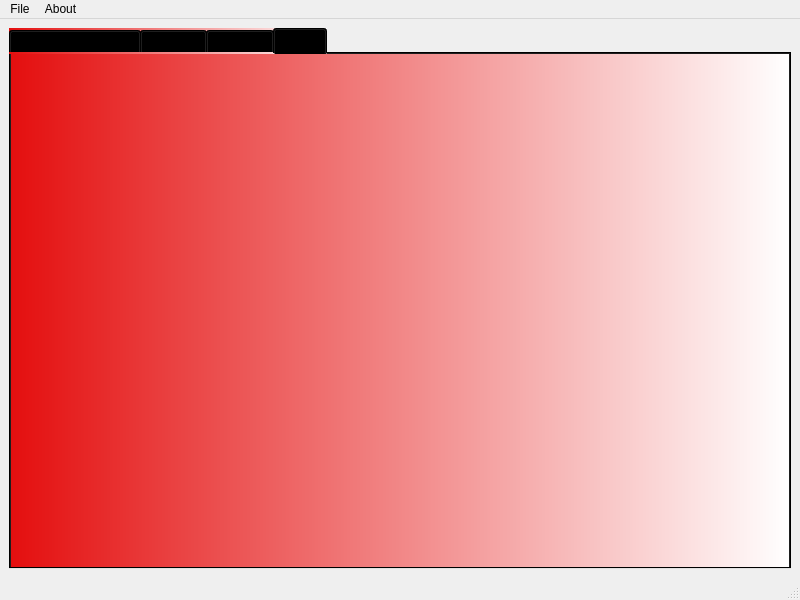
First picture: the form in mainwindow.ui, repository netpipe/RightHand, before the edit.
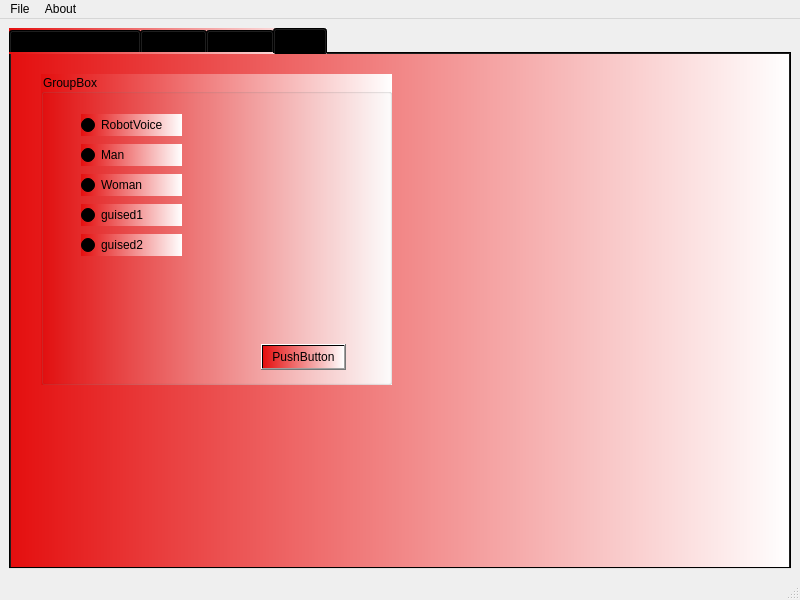
Second picture: the form after the edit. The open tabs and pages were chosen to show the change.

The edit to the form file:
```diff
--- a/mainwindow.ui
+++ b/mainwindow.ui
@@ -778,6 +778,97 @@
        <attribute name="title">
         <string>Mask</string>
        </attribute>
+       <widget class="QGroupBox" name="groupBox_4">
+        <property name="geometry">
+         <rect>
+          <x>30</x>
+          <y>20</y>
+          <width>351</width>
+          <height>311</height>
+         </rect>
+        </property>
+        <property name="title">
+         <string>GroupBox</string>
+        </property>
+        <widget class="QRadioButton" name="radioButton_5">
+         <property name="geometry">
+          <rect>
+           <x>40</x>
+           <y>160</y>
+           <width>101</width>
+           <height>22</height>
+          </rect>
+         </property>
+         <property name="text">
+          <string>guised2</string>
+         </property>
+        </widget>
+        <widget class="QRadioButton" name="radioButton_3">
+         <property name="geometry">
+          <rect>
+           <x>40</x>
+           <y>100</y>
+           <width>101</width>
+           <height>22</height>
+          </rect>
+         </property>
+         <property name="text">
+          <string>Woman</string>
+         </property>
+        </widget>
+        <widget class="QRadioButton" name="radioButton_2">
+         <property name="geometry">
+          <rect>
+           <x>40</x>
+           <y>70</y>
+           <width>101</width>
+           <height>22</height>
+          </rect>
+         </property>
+         <property name="text">
+          <string>Man</string>
+         </property>
+        </widget>
+        <widget class="QRadioButton" name="radioButton_4">
+         <property name="geometry">
+          <rect>
+           <x>40</x>
+           <y>130</y>
+           <width>101</width>
+           <height>22</height>
+          </rect>
+         </property>
+         <property name="text">
+          <string>guised1</string>
+         </property>
+        </widget>
+        <widget class="QRadioButton" name="radioButton">
+         <property name="geometry">
+          <rect>
+           <x>40</x>
+           <y>40</y>
+           <width>101</width>
+           <height>22</height>
+          </rect>
+         </property>
+         <property name="text">
+          <string>RobotVoice</string>
+         </property>
+        </widget>
+        <widget class="QPushButton" name="pushButton_2">
+         <property name="geometry">
+          <rect>
+           <x>220</x>
+           <y>270</y>
+           <width>85</width>
+           <height>26</height>
+          </rect>
+         </property>
+         <property name="text">
+          <string>PushButton</string>
+         </property>
+        </widget>
+       </widget>
       </widget>
      </widget>
     </item>
```
Left out of the diff: 80 changed lines with no effect on the pictures.
